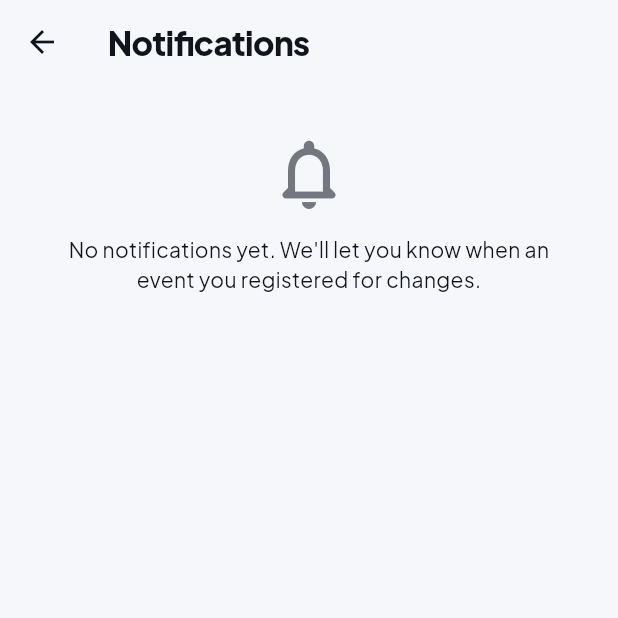
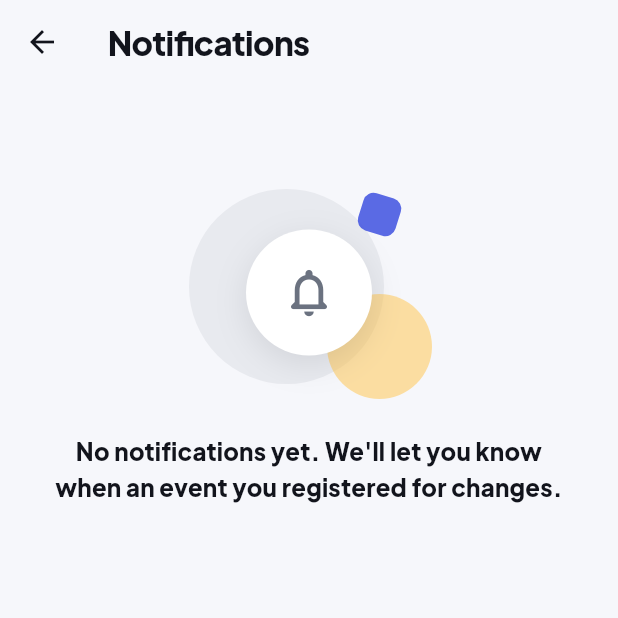
Before and after one commit to Rb3111-ship/UniHub-v0.2, a Flutter app: the screen it shows once a user with an empty profile is signed in, item 2 of the bottom bar chosen, after a tap on the "notifications none" icon, on a phone screen of 412 x 824 dp, the top half of it. Run offline on Flutter 3.47's test engine with Material 3 defaults, Android fonts, the phone set to English and light mode, and no system bars; our stand-ins replace file_picker, firebase_core, firebase_messaging, image_picker, qr_flutter, shared_preferences and 1 more; missing offline and left inert: add_2_calendar, mobile_scanner, screen_brightness; accounts and stored records are empty; network calls fail.

Commit message:
Visual upgrade 3: animations, empty-state illustrations, bright full-screen QR, new icon and splash
- Cards fade in one after another and shrink slightly when pressed
- Confetti + vibration when a seat is secured; light ticks on favourite and 'Yes, I'm coming'
- Register button swaps to 'Registered' with a check and a small pop
- Pulsing skeleton instead of a spinner while the feed loads
- Drawn empty states on feed, tickets and notifications
- Tap the ticket QR: full-screen code at full brightness (screen_brightness), restored on close
- App icon refreshed (U + neon dot, new font/blue), adaptive + themed icon, Android 12+ splash,
  dark splash in dark mode, web icons/manifest
- Font license registered; respects the system 'reduce motion' setting

Co-Authored-By: Claude Opus 5.5 <noreply@anthropic.com>

```diff
--- a/lib/core/auth/user_role.dart
+++ b/lib/core/auth/user_role.dart
@@ -821,6 +821,9 @@ class AppState extends ChangeNotifier {
   bool isWaitlisted(String eventId) =>
       registrationFor(eventId)?.status == RegistrationStatus.waitlisted;
 
+  /// Whether there is a usable QR ticket to show (demo mode always has one).
+  bool hasValidTicketFor(String eventId) => !usesBackend || (registrationFor(eventId)?.hasValidTicket ?? false);
+
   /// Seats the user was asked to confirm and has not answered for yet.
   List<Registration> get pendingConfirmations =>
       _registrations.where((r) => r.needsConfirmation).toList();
--- /dev/null
+++ b/lib/core/widgets/empty_state.dart
@@ -0,0 +1,82 @@
+import 'package:flutter/material.dart';
+
+/// Friendly empty screen: a small drawn scene (soft circles, a tilted square and
+/// the subject's icon on a disc), a title and an optional line of help.
+class EmptyState extends StatelessWidget {
+  const EmptyState({super.key, required this.icon, required this.title, this.body, this.action});
+
+  final IconData icon;
+  final String title;
+  final String? body;
+  final Widget? action;
+
+  @override
+  Widget build(BuildContext context) {
+    final theme = Theme.of(context);
+    final dark = theme.brightness == Brightness.dark;
+    final accent = theme.colorScheme.primary;
+    return Padding(
+      padding: const EdgeInsets.symmetric(horizontal: 32, vertical: 24),
+      child: Column(
+        mainAxisSize: MainAxisSize.min,
+        children: [
+          SizedBox(
+            width: 180,
+            height: 150,
+            child: Stack(
+              alignment: Alignment.center,
+              children: [
+                Positioned(
+                  left: 10,
+                  top: 6,
+                  child: _blob(130, accent.withValues(alpha: dark ? 0.16 : 0.10)),
+                ),
+                Positioned(
+                  right: 8,
+                  bottom: 4,
+                  child: _blob(70, (dark ? const Color(0xFF8B7CFF) : const Color(0xFFFFC857)).withValues(alpha: dark ? 0.35 : 0.55)),
+                ),
+                Positioned(
+                  right: 30,
+                  top: 10,
+                  child: Transform.rotate(
+                    angle: 0.3,
+                    child: Container(
+                      width: 26,
+                      height: 26,
+                      decoration: BoxDecoration(
+                        color: dark ? const Color(0xFFC8F04A) : const Color(0xFF3F51E0).withValues(alpha: 0.85),
+                        borderRadius: BorderRadius.circular(7),
+                      ),
+                    ),
+                  ),
+                ),
+                Container(
+                  width: 84,
+                  height: 84,
+                  decoration: BoxDecoration(
+                    color: theme.cardTheme.color ?? Colors.white,
+                    shape: BoxShape.circle,
+                    border: dark ? Border.all(color: theme.colorScheme.outlineVariant) : null,
+                    boxShadow: dark ? null : const [BoxShadow(color: Color(0x1A12141C), blurRadius: 18, offset: Offset(0, 6))],
+                  ),
+                  child: Icon(icon, size: 38, color: accent),
+                ),
+              ],
+            ),
+          ),
+          const SizedBox(height: 18),
+          Text(title, textAlign: TextAlign.center, style: theme.textTheme.titleMedium?.copyWith(fontWeight: FontWeight.w800)),
+          if (body != null) ...[
+            const SizedBox(height: 6),
+            Text(body!, textAlign: TextAlign.center, style: TextStyle(fontSize: 14, color: theme.colorScheme.secondary, height: 1.4)),
+          ],
+          if (action != null) ...[const SizedBox(height: 16), action!],
+        ],
+      ),
+    );
+  }
+
+  Widget _blob(double size, Color color) =>
+      Container(width: size, height: size, decoration: BoxDecoration(color: color, shape: BoxShape.circle));
+}
--- a/lib/features/student/attendance_confirm_card.dart
+++ b/lib/features/student/attendance_confirm_card.dart
@@ -1,4 +1,5 @@
 import 'package:flutter/material.dart';
+import 'package:flutter/services.dart';
 import 'package:provider/provider.dart';
 import 'package:uni_events_app/l10n/app_localizations.dart';
 import '../../../core/auth/user_role.dart';
@@ -24,6 +25,7 @@ class _AttendanceConfirmCardState extends State<AttendanceConfirmCard> {
     setState(() => _busy = true);
     try {
       await action();
+      HapticFeedback.lightImpact();
       messenger.showSnackBar(SnackBar(backgroundColor: Colors.green, content: Text(done)));
     } catch (_) {
       messenger.showSnackBar(SnackBar(backgroundColor: Colors.red, content: Text(l10n.confirmFailed)));
--- a/lib/features/student/community_actions.dart
+++ b/lib/features/student/community_actions.dart
@@ -1,4 +1,5 @@
 import 'package:flutter/material.dart';
+import 'package:flutter/services.dart';
 import 'package:provider/provider.dart';
 import 'package:supabase_flutter/supabase_flutter.dart';
 import 'package:uni_events_app/l10n/app_localizations.dart';
@@ -25,7 +26,10 @@ class FavoriteButton extends StatelessWidget {
       visualDensity: onImage ? VisualDensity.compact : null,
       icon: Icon(saved ? Icons.favorite_rounded : Icons.favorite_border_rounded,
           color: saved ? Colors.redAccent : (color ?? Colors.white)),
-      onPressed: () => _toggle(context, appState, l10n),
+      onPressed: () {
+        HapticFeedback.selectionClick();
+        _toggle(context, appState, l10n);
+      },
     );
     if (!onImage) return button;
     return DecoratedBox(
--- a/lib/features/student/home_screen.dart
+++ b/lib/features/student/home_screen.dart
@@ -5,6 +5,8 @@ import '../../../core/auth/user_role.dart';
 import '../../../core/models/categories.dart';
 import '../../../core/models/event_model.dart';
 import '../../../core/models/event_search.dart';
+import '../../../core/widgets/empty_state.dart';
+import '../../../core/widgets/motion.dart';
 import 'event_cards.dart';
 
 class StudentHomeScreen extends StatefulWidget {
@@ -277,7 +279,7 @@ class _StudentHomeScreenState extends State<StudentHomeScreen> {
   ) {
     final l10n = AppLocalizations.of(context)!;
     if (appState.eventsLoading && appState.events.isEmpty) {
-      return const Center(child: CircularProgressIndicator());
+      return const FeedSkeleton();
     }
     if (appState.eventsError && appState.events.isEmpty) {
       return Center(
@@ -297,24 +299,18 @@ class _StudentHomeScreenState extends State<StudentHomeScreen> {
         child: ListView(
           physics: const AlwaysScrollableScrollPhysics(),
           children: [
-            SizedBox(
-              height: 320,
-              child: Column(
-                mainAxisAlignment: MainAxisAlignment.center,
-                children: [
-                  Icon(Icons.event_busy_rounded, size: 64, color: Colors.grey.shade400),
-                  const SizedBox(height: 12),
-                  Text(
-                    _searchController.text.trim().isNotEmpty
-                        ? l10n.searchNoResults
-                        : _savedOnly
-                            ? l10n.savedEmpty
-                            : l10n.eventsEmptyCategory,
-                    textAlign: TextAlign.center,
-                    style: const TextStyle(color: Colors.grey, fontWeight: FontWeight.bold),
-                  ),
-                ],
-              ),
+            const SizedBox(height: 40),
+            EmptyState(
+              icon: _searchController.text.trim().isNotEmpty
+                  ? Icons.search_off_rounded
+                  : _savedOnly
+                      ? Icons.favorite_border_rounded
+                      : Icons.event_note_rounded,
+              title: _searchController.text.trim().isNotEmpty
+                  ? l10n.searchNoResults
+                  : _savedOnly
+                      ? l10n.savedEmpty
+                      : l10n.eventsEmptyCategory,
             ),
           ],
         ),
@@ -338,13 +334,13 @@ class _StudentHomeScreenState extends State<StudentHomeScreen> {
               child: Column(
                 crossAxisAlignment: CrossAxisAlignment.stretch,
                 children: [
-                  FeaturedEventCard(event: featured),
+                  FadeSlideIn(child: PressScale(child: FeaturedEventCard(event: featured))),
                   if (rest.isNotEmpty) ...[
                     const SizedBox(height: 24),
                     Text(l10n.homeComingUp, style: theme.textTheme.titleLarge),
                     const SizedBox(height: 10),
-                    for (final e in rest) ...[
-                      EventRowCard(event: e),
+                    for (final (i, e) in rest.indexed) ...[
+                      FadeSlideIn(index: i + 1, child: PressScale(child: EventRowCard(event: e))),
                       const SizedBox(height: 10),
                     ],
                   ],
--- a/lib/features/student/notifications_screen.dart
+++ b/lib/features/student/notifications_screen.dart
@@ -1,4 +1,5 @@
 import 'package:flutter/material.dart';
+import '../../../core/widgets/empty_state.dart';
 import 'package:intl/intl.dart';
 import 'package:provider/provider.dart';
 import 'package:uni_events_app/l10n/app_localizations.dart';
@@ -109,14 +110,8 @@ class NotificationsScreen extends StatelessWidget {
         onRefresh: appState.refreshNotifications,
         child: items.isEmpty
             ? ListView(children: [
-                Padding(
-                  padding: const EdgeInsets.all(32),
-                  child: Column(children: [
-                    Icon(Icons.notifications_none_rounded, size: 56, color: theme.colorScheme.outline),
-                    const SizedBox(height: 12),
-                    Text(l10n.notificationsEmpty, textAlign: TextAlign.center),
-                  ]),
-                ),
+                const SizedBox(height: 40),
+                EmptyState(icon: Icons.notifications_none_rounded, title: l10n.notificationsEmpty),
               ])
             : ListView.separated(
                 itemCount: items.length,
--- a/lib/features/student/tickets_screen.dart
+++ b/lib/features/student/tickets_screen.dart
@@ -3,12 +3,14 @@ import 'package:flutter/material.dart';
 import 'package:intl/intl.dart';
 import 'package:provider/provider.dart';
 import 'package:qr_flutter/qr_flutter.dart';
+import '../../../core/widgets/empty_state.dart';
 import 'package:uni_events_app/l10n/app_localizations.dart';
 import '../../../app/config/theme.dart';
 import '../../../core/auth/user_role.dart';
 import '../../../core/models/event_model.dart';
 import '../../../core/models/registration_model.dart';
 import 'attendance_confirm_card.dart';
+import 'qr_fullscreen.dart';
 import 'register_action.dart';
 import 'review_screen.dart';
 
@@ -19,7 +21,6 @@ class StudentTicketsScreen extends StatelessWidget {
   Widget build(BuildContext context) {
     final localizations = AppLocalizations.of(context)!;
     final appState = context.watch<AppState>();
-    final theme = Theme.of(context);
 
     final registeredEvents = appState.registeredEvents;
 
@@ -36,35 +37,10 @@ class StudentTicketsScreen extends StatelessWidget {
         ],
         ),
         body: Center(
-          child: Padding(
-            padding: const EdgeInsets.all(24.0),
-            child: Column(
-              mainAxisAlignment: MainAxisAlignment.center,
-              children: [
-                Icon(
-                  Icons.confirmation_number_outlined,
-                  size: 80,
-                  color: theme.colorScheme.onSurfaceVariant.withOpacity(0.3),
-                ),
-                const SizedBox(height: 16),
-                Text(
-                  localizations.ticketsEmptyTitle,
-                  style: const TextStyle(
-                    fontSize: 20,
-                    fontWeight: FontWeight.bold,
-                  ),
-                ),
-                const SizedBox(height: 8),
-                Text(
-                  localizations.ticketsEmptyBody,
-                  textAlign: TextAlign.center,
-                  style: TextStyle(
-                    fontSize: 14,
-                    color: theme.colorScheme.onSurfaceVariant,
-                  ),
-                ),
-              ],
-            ),
+          child: EmptyState(
+            icon: Icons.confirmation_number_outlined,
+            title: localizations.ticketsEmptyTitle,
+            body: localizations.ticketsEmptyBody,
           ),
         ),
       );
@@ -315,7 +291,11 @@ class StudentTicketsScreen extends StatelessWidget {
                   Stack(
                     alignment: Alignment.center,
                     children: [
-                      Container(
+                      GestureDetector(
+                        onTap: isScanned || !appState.hasValidTicketFor(event.id)
+                            ? null
+                            : () => QrFullscreenPage.open(context, payload: qrPayload, title: event.title, ticketId: ticketId),
+                        child: Container(
                         padding: const EdgeInsets.all(12),
                         decoration: BoxDecoration(
                           color: Colors.white,
@@ -338,6 +318,7 @@ class StudentTicketsScreen extends StatelessWidget {
                             ),
                           ),
                         ),
+                      ),
                       ),
                       if (isScanned)
                         Container(
@@ -376,11 +357,27 @@ class StudentTicketsScreen extends StatelessWidget {
                   Text(
                     isScanned ? localizations.ticketScannedOk : localizations.ticketShowAtEntrance,
                     style: TextStyle(
-                      fontSize: 12,
-                      color: isScanned ? Colors.green : Colors.grey,
-                      fontWeight: FontWeight.bold,
+                      fontSize: 13,
+                      color: isScanned ? Colors.green : theme.colorScheme.secondary,
+                      fontWeight: FontWeight.w700,
                     ),
                   ),
+                  if (!isScanned && appState.hasValidTicketFor(event.id))
+                    Padding(
+                      padding: const EdgeInsets.only(top: 4),
+                      child: Row(
+                        mainAxisSize: MainAxisSize.min,
+                        children: [
+                          Icon(Icons.brightness_high_rounded, size: 15, color: theme.colorScheme.secondary),
+                          const SizedBox(width: 5),
+                          Flexible(
+                            child: Text(localizations.ticketTapToEnlarge,
+                                textAlign: TextAlign.center,
+                                style: TextStyle(fontSize: 12, color: theme.colorScheme.secondary)),
+                          ),
+                        ],
+                      ),
+                    ),
                   if (event.allowReviews) ...[
                     const SizedBox(height: 16),
                     ElevatedButton.icon(
--- a/lib/l10n/app_de.arb
+++ b/lib/l10n/app_de.arb
@@ -516,5 +516,6 @@
   "seatsFull": "Voll · Warteliste",
   "seatsTaken": "{taken} von {capacity} Plätzen belegt",
   "detailsEntry": "Eintritt",
-  "detailsFreeShort": "Kostenlos"
+  "detailsFreeShort": "Kostenlos",
+  "ticketTapToEnlarge": "Tippe auf den Code, um ihn größer und heller zu machen"
 }
--- a/lib/l10n/app_en.arb
+++ b/lib/l10n/app_en.arb
@@ -734,5 +734,6 @@
   "seatsTaken": "{taken} of {capacity} seats taken",
   "@seatsTaken": {"placeholders": {"taken": {"type": "int"}, "capacity": {"type": "int"}}},
   "detailsEntry": "Entry",
-  "detailsFreeShort": "Free"
+  "detailsFreeShort": "Free",
+  "ticketTapToEnlarge": "Tap the code to make it bigger and brighter"
 }
--- a/lib/l10n/app_localizations.dart
+++ b/lib/l10n/app_localizations.dart
@@ -3206,6 +3206,12 @@ abstract class AppLocalizations {
   /// In en, this message translates to:
   /// **'Free'**
   String get detailsFreeShort;
+
+  /// No description provided for @ticketTapToEnlarge.
+  ///
+  /// In en, this message translates to:
+  /// **'Tap the code to make it bigger and brighter'**
+  String get ticketTapToEnlarge;
 }
 
 class _AppLocalizationsDelegate
--- a/lib/l10n/app_localizations_de.dart
+++ b/lib/l10n/app_localizations_de.dart
@@ -1756,4 +1756,8 @@ class AppLocalizationsDe extends AppLocalizations {
 
   @override
   String get detailsFreeShort => 'Kostenlos';
+
+  @override
+  String get ticketTapToEnlarge =>
+      'Tippe auf den Code, um ihn größer und heller zu machen';
 }
--- a/lib/l10n/app_localizations_en.dart
+++ b/lib/l10n/app_localizations_en.dart
@@ -1725,4 +1725,8 @@ class AppLocalizationsEn extends AppLocalizations {
 
   @override
   String get detailsFreeShort => 'Free';
+
+  @override
+  String get ticketTapToEnlarge =>
+      'Tap the code to make it bigger and brighter';
 }
--- a/pubspec.yaml
+++ b/pubspec.yaml
@@ -1,6 +1,6 @@
 name: uni_events_app
 description: A multi-tenant university events app with role-based shell navigation and dual-language localization.
-version: 0.2.9+10
+version: 0.2.10+11
 
 environment:
   sdk: '>=3.0.0 <4.0.0'
@@ -22,6 +22,7 @@ dependencies:
   add_2_calendar: ^3.1.1
   firebase_core: ^5.1.0
   firebase_messaging: ^17.0.1
+  screen_brightness: ^2.1.11
 
 
 dev_dependencies:
@@ -32,6 +33,8 @@ dev_dependencies:
 flutter:
   uses-material-design: true
   generate: true # Enable automatic l10n generation
+  assets:
+    - assets/fonts/PlusJakartaSans-OFL.txt
   # Plus Jakarta Sans (SIL Open Font License, see assets/fonts/PlusJakartaSans-OFL.txt).
   # Bundled instead of loaded from Google at runtime, so no user data goes to Google.
   fonts:
```
Also changed, not shown: lib/core/widgets/motion.dart (added, +261 -0 lines), lib/features/student/details_screen.dart (+18 -1 lines), lib/features/student/qr_fullscreen.dart (added, +95 -0 lines), lib/features/student/register_action.dart (+8 -0 lines), lib/main.dart (+7 -0 lines), pubspec.lock, 33 other files.
